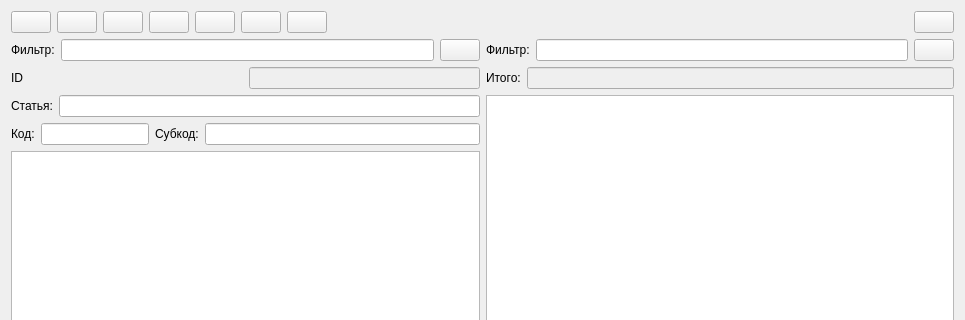
GorINIch73/Audit, file formarticles.ui: the form before one commit; both pictures show x 0 to 965 and y 0 to 320 of the 965 by 499 pixel window.
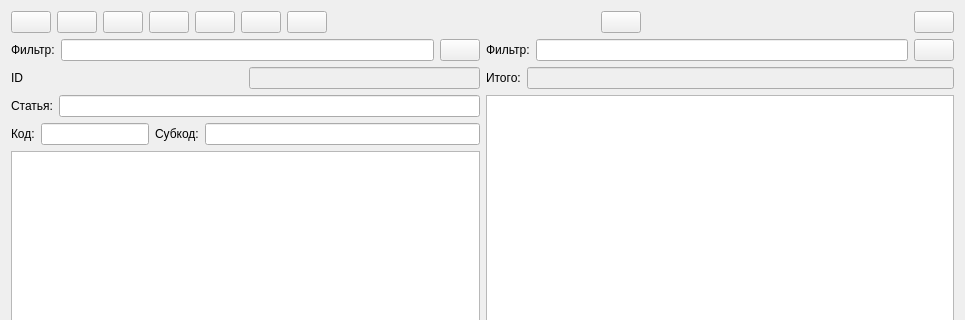
The form after the commit. Icons and pictures are not drawn.

```diff
--- a/formarticles.ui
+++ b/formarticles.ui
@@ -97,6 +97,39 @@
        </item>
       </layout>
      </item>
+     <item>
+      <spacer name="horizontalSpacer_2">
+       <property name="orientation">
+        <enum>Qt::Horizontal</enum>
+       </property>
+       <property name="sizeHint" stdset="0">
+        <size>
+         <width>40</width>
+         <height>20</height>
+        </size>
+       </property>
+      </spacer>
+     </item>
+     <item>
+      <widget class="QPushButton" name="pushButton_lst">
+       <property name="toolTip">
+        <string>Список платежей</string>
+       </property>
+       <property name="text">
+        <string/>
+       </property>
+       <property name="icon">
+        <iconset resource="pix.qrc">
+         <normaloff>:/pix/query.png</normaloff>:/pix/query.png</iconset>
+       </property>
+       <property name="iconSize">
+        <size>
+         <width>24</width>
+         <height>24</height>
+        </size>
+       </property>
+      </widget>
+     </item>
      <item>
       <spacer name="horizontalSpacer">
        <property name="orientation">
```
